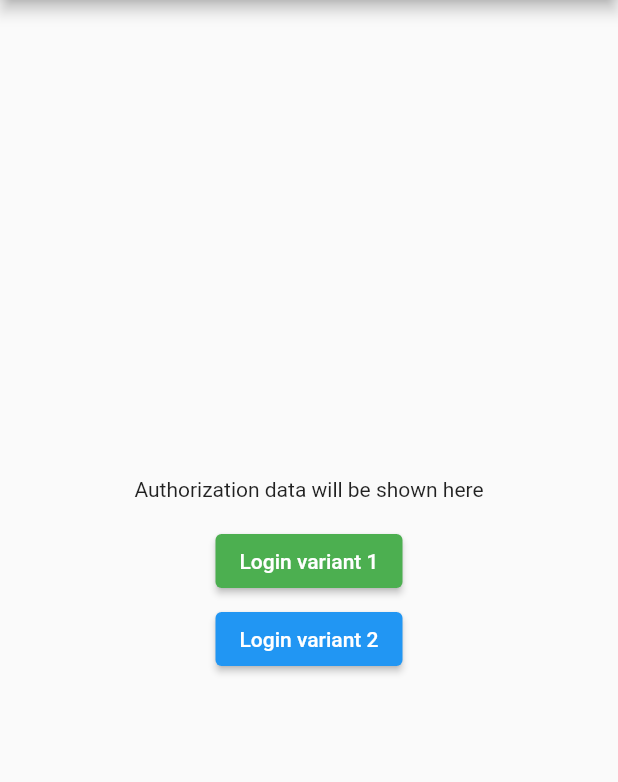
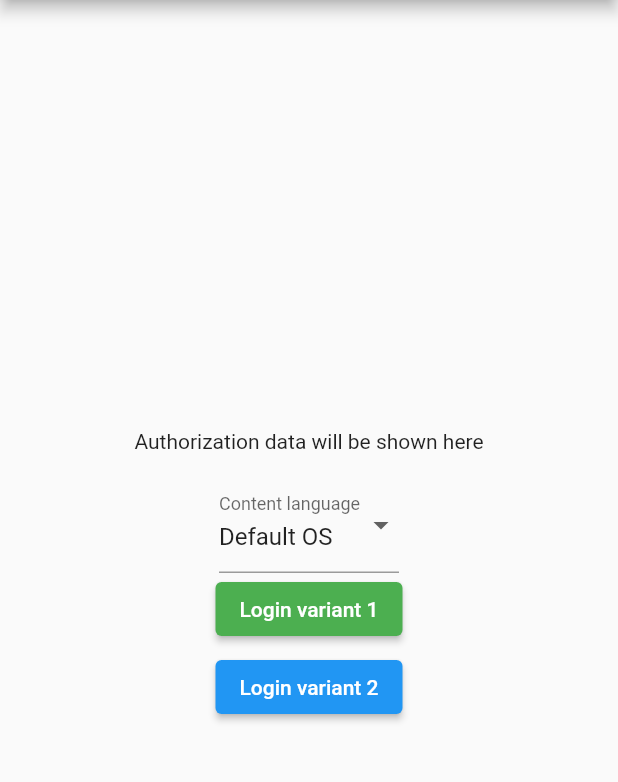
Before and after one commit to luis901101/oauth_webauth, a Flutter app: the screen it shows after launch, on a phone screen of 412 x 824 dp, the part 84-866 px from its top. Run offline on Flutter 3.47's test engine with Material 2 defaults, Android fonts, the phone set to English and light mode, and no system bars; missing offline and left inert: flutter_inappwebview, oauth2, webviewx.

Commit message:
- `contentLocale` property can be set to indicate the web auth to use that locale for internationalization.

```diff
--- a/example/lib/main.dart
+++ b/example/lib/main.dart
@@ -10,6 +10,7 @@ void main() {
 
 class MyApp extends StatelessWidget {
   const MyApp({Key? key}) : super(key: key);
+
   @override
   Widget build(BuildContext context) {
     return MaterialApp(
@@ -49,6 +50,8 @@ class _MyHomePageState extends State<MyHomePage> {
       .split(' ');
 
   String authResponse = 'Authorization data will be shown here';
+  Locale? contentLocale;
+  final locales = const [null, Locale('es'), Locale('en')];
 
   @override
   Widget build(BuildContext context) {
@@ -65,6 +68,24 @@ class _MyHomePageState extends State<MyHomePage> {
                 authResponse,
               ),
               const SizedBox(height: 16),
+              SizedBox(
+                width: 120,
+                child: DropdownButtonFormField<Locale>(
+                  items: locales
+                      .map((e) => DropdownMenuItem(
+                          value: e,
+                          child: Text(e?.toLanguageTag() ?? 'Default OS')))
+                      .toList(),
+                  value: contentLocale,
+                  onChanged: (locale) {
+                    setState(() {
+                      contentLocale = locale;
+                    });
+                  },
+                  decoration:
+                      const InputDecoration(label: Text('Content language')),
+                ),
+              ),
               ElevatedButton(
                 onPressed: loginV1,
                 child: const Text('Login variant 1'),
@@ -109,7 +130,9 @@ class _MyHomePageState extends State<MyHomePage> {
         OAuthWebView.closeButtonTooltipKey: 'Cerrar',
         OAuthWebView.clearCacheWarningMessageKey:
             '¿Está seguro que desea limpiar la caché?',
-        });
+      },
+      contentLocale: contentLocale,
+    );
     if (result != null) {
       if (result is Credentials) {
         authResponse = getPrettyCredentialsJson(result);
@@ -149,6 +172,7 @@ class _MyHomePageState extends State<MyHomePage> {
           OAuthWebView.clearCacheWarningMessageKey:
               '¿Está seguro que desea limpiar la caché?',
         },
+        contentLocale: contentLocale,
         onSuccess: (credentials) {
           setState(() {
             authResponse = getPrettyCredentialsJson(credentials);
--- a/pubspec.yaml
+++ b/pubspec.yaml
@@ -1,6 +1,6 @@
 name: oauth_webauth
 description: This plugin provides an alternative to AppAuth using WebView for OAuth 2.0 authorization/authentication.
-version: 1.0.0+2
+version: 1.1.0+3
 homepage: https://github.com/luis901101/oauth_webauth
 
 environment:
```
Also changed, not shown: lib/src/oauth_web_screen.dart (+9 -3 lines), lib/src/oauth_web_view.dart (+8 -1 lines), example/pubspec.lock, 6 other files. Lines whose indentation alone changed are shown as unchanged.
